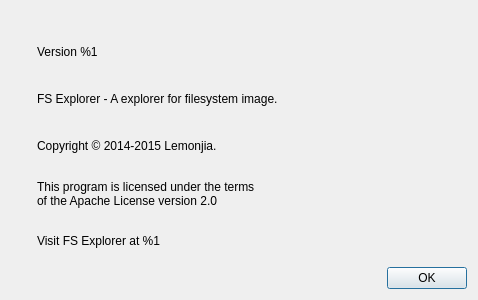
Qt form fs-explorer/src/aboutdialog.ui (craftslab/fsexplorer) before a commit.
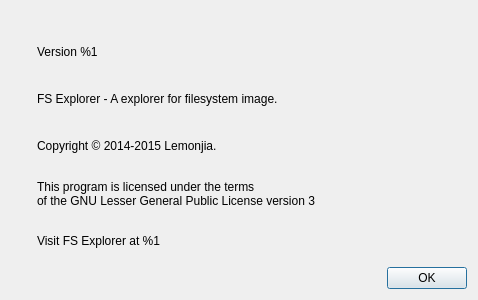
The same form after that commit. Icons and pictures are not drawn.

Commit message: [fs-explorer]: change license from Apache to LGPL.

Diff of the .ui file:
```diff
--- a/fs-explorer/src/aboutdialog.ui
+++ b/fs-explorer/src/aboutdialog.ui
@@ -89,7 +89,7 @@
         <widget class="QLabel" name="mLicense">
          <property name="text">
           <string>This program is licensed under the terms
-of the Apache License version 2.0</string>
+of the GNU Lesser General Public License version 3</string>
          </property>
          <property name="wordWrap">
           <bool>true</bool>
```
The commit also changes 21 other files.
